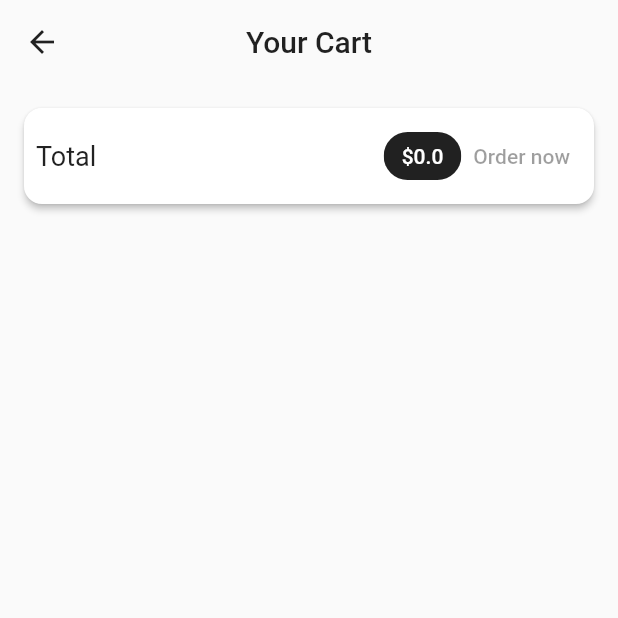
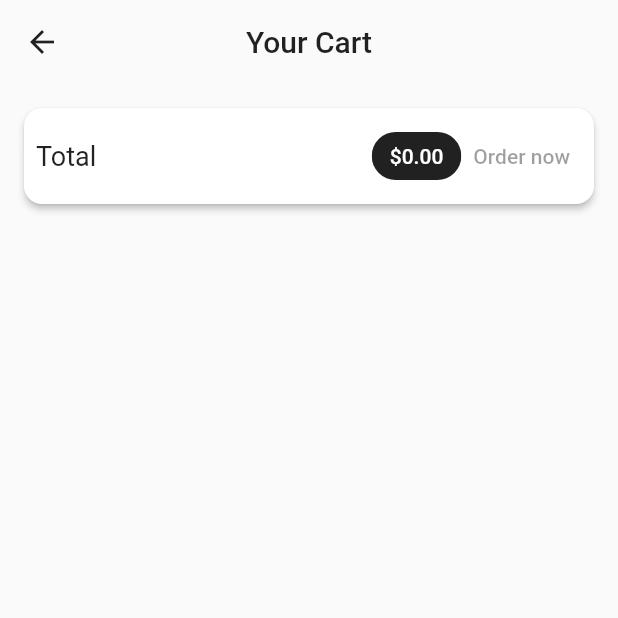
Before and after one commit to alinbr/shop, a Flutter app: the CartScreen screen opened by its route, on a phone screen of 412 x 824 dp, the top half of it. Run offline on Flutter 3.47's test engine with Material 2 defaults, Android fonts, the phone set to English and light mode, and no system bars; our stand-ins replace flutter_riverpod, shared_preferences; accounts and stored records are empty; Roboto replaces fonts that are missing (Motserrat).

```diff
--- a/lib/providers_riverpod/orders_controller.dart
+++ b/lib/providers/orders_controller.dart
@@ -3,8 +3,7 @@ import 'dart:convert';
 import 'package:flutter/material.dart';
 import 'package:flutter_riverpod/flutter_riverpod.dart';
 import 'package:http/http.dart' as http;
-import 'package:shop/providers_riverpod/auth_controller.dart';
-
+import 'package:shop/providers/auth_controller.dart';
 import 'cart_controller.dart';
 
 final ordersProvider = ChangeNotifierProvider((ref) => OrdersController(
--- a/lib/providers_riverpod/products_controller.dart
+++ b/lib/providers/products_controller.dart
@@ -4,8 +4,8 @@ import 'package:flutter/material.dart';
 import 'package:flutter_riverpod/flutter_riverpod.dart';
 import 'package:http/http.dart' as http;
 import 'package:shop/models/http_exception.dart';
-import 'package:shop/providers_riverpod/auth_controller.dart';
-import 'package:shop/providers_riverpod/product_controller.dart';
+import 'package:shop/providers/auth_controller.dart';
+import 'package:shop/providers/product_controller.dart';
 
 final productsProvider = ChangeNotifierProvider((ref) {
   return ProductsController(
--- a/lib/screens/auth_screen.dart
+++ b/lib/screens/auth_screen.dart
@@ -2,7 +2,7 @@ import 'package:flutter/cupertino.dart';
 import 'package:flutter/material.dart';
 import 'package:flutter_riverpod/flutter_riverpod.dart';
 import 'package:shop/models/http_exception.dart';
-import 'package:shop/providers_riverpod/auth_controller.dart';
+import 'package:shop/providers/auth_controller.dart';
 import 'package:shop/widgets/auth/confirm_password.dart';
 import 'package:shop/widgets/auth/email_field.dart';
 import 'package:shop/widgets/auth/login_register_button.dart';
--- a/lib/screens/cart_screen.dart
+++ b/lib/screens/cart_screen.dart
@@ -1,7 +1,7 @@
 import 'package:flutter/material.dart';
 import 'package:flutter_riverpod/flutter_riverpod.dart';
-import 'package:shop/providers_riverpod/cart_controller.dart' hide CartItem;
-import 'package:shop/providers_riverpod/orders_controller.dart';
+import 'package:shop/providers/cart_controller.dart' hide CartItem;
+import 'package:shop/providers/orders_controller.dart';
 import '../widgets/cart_item.dart' show CartItem;
 
 class CartScreen extends ConsumerWidget {
@@ -38,7 +38,7 @@ class CartScreen extends ConsumerWidget {
                   Spacer(),
                   Chip(
                       label: Text(
-                        '\$${cartData.totalAmount}',
+                        '\$${cartData.totalAmount.toStringAsFixed(2)}',
                         style: TextStyle(
                             color: Theme.of(context)
                                 .primaryTextTheme
--- a/lib/screens/edit_product_screen.dart
+++ b/lib/screens/edit_product_screen.dart
@@ -1,7 +1,7 @@
 import 'package:flutter/material.dart';
 import 'package:flutter_riverpod/flutter_riverpod.dart';
-import 'package:shop/providers_riverpod/product_controller.dart';
-import 'package:shop/providers_riverpod/products_controller.dart';
+import 'package:shop/providers/product_controller.dart';
+import 'package:shop/providers/products_controller.dart';
 
 class EditProductScreen extends ConsumerStatefulWidget {
   static const routeName = '/edit-product';
--- a/lib/screens/home_screen.dart
+++ b/lib/screens/home_screen.dart
@@ -1,6 +1,6 @@
 import 'package:flutter/material.dart';
 import 'package:flutter_riverpod/flutter_riverpod.dart';
-import 'package:shop/providers_riverpod/auth_controller.dart';
+import 'package:shop/providers/auth_controller.dart';
 import 'package:shop/screens/products_overview_screen.dart';
 import 'package:shop/screens/splash_screen.dart';
 
--- a/lib/screens/orders_screen.dart
+++ b/lib/screens/orders_screen.dart
@@ -1,6 +1,6 @@
 import 'package:flutter/material.dart';
 import 'package:flutter_riverpod/flutter_riverpod.dart';
-import 'package:shop/providers_riverpod/orders_controller.dart' hide OrderItem;
+import 'package:shop/providers/orders_controller.dart' hide OrderItem;
 import 'package:shop/widgets/order_item.dart';
 import '../widgets/app_drawer.dart';
 
--- a/lib/screens/product_detail_screen.dart
+++ b/lib/screens/product_detail_screen.dart
@@ -1,7 +1,7 @@
 import 'package:flutter/cupertino.dart';
 import 'package:flutter/material.dart';
 import 'package:flutter_riverpod/flutter_riverpod.dart';
-import 'package:shop/providers_riverpod/products_controller.dart';
+import 'package:shop/providers/products_controller.dart';
 
 class ProductDetailScren extends ConsumerWidget {
   static const routeName = '/product-detail';
@@ -25,7 +25,7 @@ class ProductDetailScren extends ConsumerWidget {
                   placeholder:
                       AssetImage('assets/images/product-placeholder.png'),
                   image: NetworkImage(product.imageUrl),
-                  fit: BoxFit.cover,
+                  fit: BoxFit.contain,
                 ),
               ),
             ),
--- a/lib/screens/products_overview_screen.dart
+++ b/lib/screens/products_overview_screen.dart
@@ -1,8 +1,8 @@
 import 'package:flutter/cupertino.dart';
 import 'package:flutter/material.dart';
 import 'package:flutter_riverpod/flutter_riverpod.dart';
-import 'package:shop/providers_riverpod/cart_controller.dart';
-import 'package:shop/providers_riverpod/products_controller.dart';
+import 'package:shop/providers/cart_controller.dart';
+import 'package:shop/providers/products_controller.dart';
 import 'package:shop/screens/cart_screen.dart';
 import 'package:shop/widgets/app_drawer.dart';
 import 'package:shop/widgets/badge.dart';
--- a/lib/screens/user_products_screen.dart
+++ b/lib/screens/user_products_screen.dart
@@ -1,6 +1,6 @@
 import 'package:flutter/material.dart';
 import 'package:flutter_riverpod/flutter_riverpod.dart';
-import 'package:shop/providers_riverpod/products_controller.dart';
+import 'package:shop/providers/products_controller.dart';
 import 'package:shop/widgets/user_product.dart';
 
 import '../widgets/app_drawer.dart';
--- a/lib/widgets/app_drawer.dart
+++ b/lib/widgets/app_drawer.dart
@@ -1,7 +1,7 @@
 import 'package:flutter/cupertino.dart';
 import 'package:flutter/material.dart';
 import 'package:flutter_riverpod/flutter_riverpod.dart';
-import 'package:shop/providers_riverpod/auth_controller.dart';
+import 'package:shop/providers/auth_controller.dart';
 import 'package:shop/screens/orders_screen.dart';
 import 'package:shop/screens/user_products_screen.dart';
 
--- a/lib/widgets/cart_item.dart
+++ b/lib/widgets/cart_item.dart
@@ -1,6 +1,6 @@
 import 'package:flutter/material.dart';
 import 'package:flutter_riverpod/flutter_riverpod.dart';
-import 'package:shop/providers_riverpod/cart_controller.dart';
+import 'package:shop/providers/cart_controller.dart';
 
 class CartItem extends ConsumerWidget {
   final String id;
--- a/lib/widgets/order_item.dart
+++ b/lib/widgets/order_item.dart
@@ -3,7 +3,7 @@ import 'dart:math';
 import 'package:flutter/material.dart';
 import 'package:intl/intl.dart';
 
-import '../providers_riverpod/orders_controller.dart' as ord;
+import '../providers/orders_controller.dart' as ord;
 
 class OrderItem extends StatefulWidget {
   final ord.OrderItem order;
--- a/lib/widgets/product_item.dart
+++ b/lib/widgets/product_item.dart
@@ -1,9 +1,9 @@
 import 'package:flutter/cupertino.dart';
 import 'package:flutter/material.dart';
 import 'package:flutter_riverpod/flutter_riverpod.dart';
-import 'package:shop/providers_riverpod/auth_controller.dart';
-import 'package:shop/providers_riverpod/cart_controller.dart';
-import 'package:shop/providers_riverpod/product_controller.dart';
+import 'package:shop/providers/auth_controller.dart';
+import 'package:shop/providers/cart_controller.dart';
+import 'package:shop/providers/product_controller.dart';
 
 import '../screens/product_detail_screen.dart';
 
--- a/lib/widgets/products_grid.dart
+++ b/lib/widgets/products_grid.dart
@@ -1,7 +1,7 @@
 import 'package:flutter/material.dart';
 import 'package:flutter_riverpod/flutter_riverpod.dart';
 import 'package:flutter_staggered_grid_view/flutter_staggered_grid_view.dart';
-import 'package:shop/providers_riverpod/products_controller.dart';
+import 'package:shop/providers/products_controller.dart';
 
 import './product_item.dart';
 
--- a/lib/widgets/user_product.dart
+++ b/lib/widgets/user_product.dart
@@ -1,6 +1,6 @@
 import 'package:flutter/material.dart';
 import 'package:flutter_riverpod/flutter_riverpod.dart';
-import 'package:shop/providers_riverpod/products_controller.dart';
+import 'package:shop/providers/products_controller.dart';
 import 'package:shop/screens/edit_product_screen.dart';
 
 class UserProduct extends ConsumerWidget {
```
Also changed, not shown: lib/providers/auth_controller.dart (renamed from lib/providers_riverpod/auth_controller.dart), lib/providers/cart_controller.dart (renamed from lib/providers_riverpod/cart_controller.dart), lib/providers/product_controller.dart (renamed from lib/providers_riverpod/product_controller.dart).
